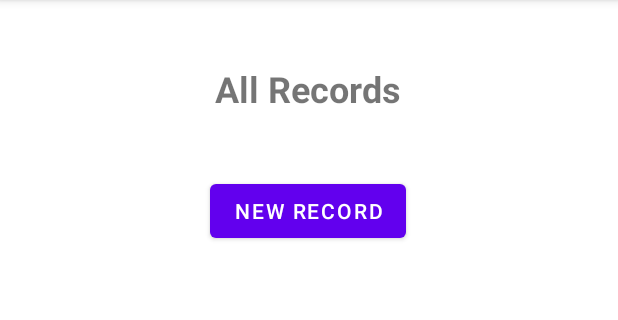
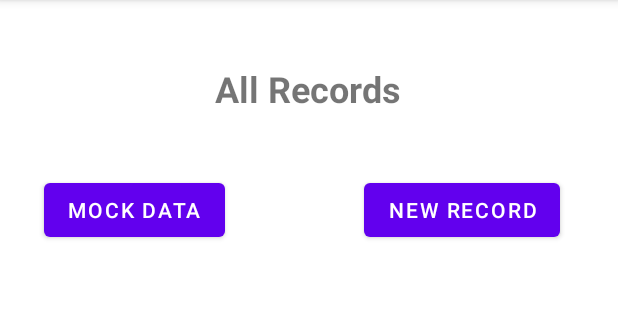
Before and after one commit to LA-McAlister/CIS218-MobilDev-II-RECORDS-CRUD-APP, an Android app: the screen it shows after launch (MainActivity), on a phone screen of 412 x 824 dp, the part 84-404 px from its top. Run offline under Robolectric (Android 15) with nearby library versions, the phone set to English and light mode, and no system bars.

```diff
--- a/app/src/main/res/layout/activity_add_record.xml
+++ b/app/src/main/res/layout/activity_add_record.xml
@@ -219,6 +219,7 @@
         android:id="@+id/btnSubmitAdd"
         android:layout_width="wrap_content"
         android:layout_height="wrap_content"
+        android:onClick="addNewEventOnClick"
         android:text="Add Record"
         app:layout_constraintBottom_toBottomOf="parent"
         app:layout_constraintEnd_toEndOf="parent"
--- a/app/src/main/res/layout/activity_main.xml
+++ b/app/src/main/res/layout/activity_main.xml
@@ -14,10 +14,10 @@
         android:text="New Record"
         app:layout_constraintBottom_toBottomOf="parent"
         app:layout_constraintEnd_toEndOf="parent"
-        app:layout_constraintHorizontal_bias="0.498"
+        app:layout_constraintHorizontal_bias="0.863"
         app:layout_constraintStart_toStartOf="parent"
         app:layout_constraintTop_toTopOf="parent"
-        app:layout_constraintVertical_bias="0.162" />
+        app:layout_constraintVertical_bias="0.161" />
 
     <TextView
         android:id="@+id/textView"
@@ -36,11 +36,24 @@
     <androidx.recyclerview.widget.RecyclerView
         android:id="@+id/recordsRecycler"
         android:layout_width="372dp"
-        android:layout_height="481dp"
+        android:layout_height="459dp"
         app:layout_constraintBottom_toBottomOf="parent"
         app:layout_constraintEnd_toEndOf="parent"
         app:layout_constraintHorizontal_bias="0.494"
         app:layout_constraintStart_toStartOf="parent"
         app:layout_constraintTop_toTopOf="parent"
         app:layout_constraintVertical_bias="0.934" />
+
+    <Button
+        android:id="@+id/btnMockData"
+        android:layout_width="wrap_content"
+        android:layout_height="wrap_content"
+        android:onClick="addMockDataOnClick"
+        android:text="Mock Data"
+        app:layout_constraintBottom_toBottomOf="parent"
+        app:layout_constraintEnd_toEndOf="parent"
+        app:layout_constraintHorizontal_bias="0.1"
+        app:layout_constraintStart_toStartOf="parent"
+        app:layout_constraintTop_toTopOf="parent"
+        app:layout_constraintVertical_bias="0.161" />
 </androidx.constraintlayout.widget.ConstraintLayout>
```
Also changed, not shown: app/src/main/java/com/msla_mac/lamrecordscrud/AddRecord.kt (+39 -1 lines).
